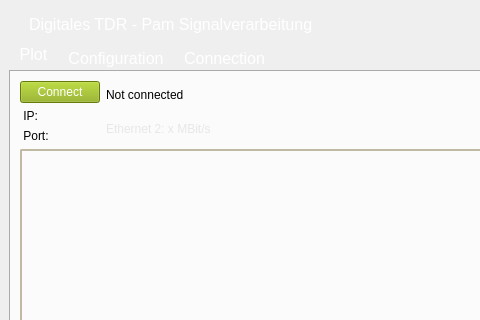
This is resources/Mainwindow.ui in arongrk/Pam as Qt 5 draws it before an edit; both pictures show x 0 to 480 and y 0 to 320 of the 850 by 796 pixel window. The edited form follows.
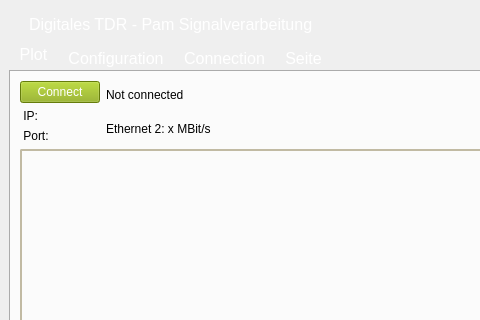
This is the edited form. Icons and pictures are not drawn. Custom widgets are drawn as their Qt base class.

Diff of the .ui file:
```diff
--- a/resources/Mainwindow.ui
+++ b/resources/Mainwindow.ui
@@ -303,7 +303,7 @@
                 <item>
                  <widget class="QLabel" name="ethernet_rate">
                   <property name="styleSheet">
-                   <string notr="true">color: #e7e7e7</string>
+                   <string notr="true"/>
                   </property>
                   <property name="text">
                    <string>Ethernet 2: x MBit/s</string>
@@ -1207,6 +1207,11 @@
           </layout>
          </widget>
         </widget>
+        <widget class="QWidget" name="tab_4">
+         <attribute name="title">
+          <string>Seite</string>
+         </attribute>
+        </widget>
        </widget>
       </item>
      </layout>
```
Left out of the diff: 16 changed lines with no effect on the pictures.
